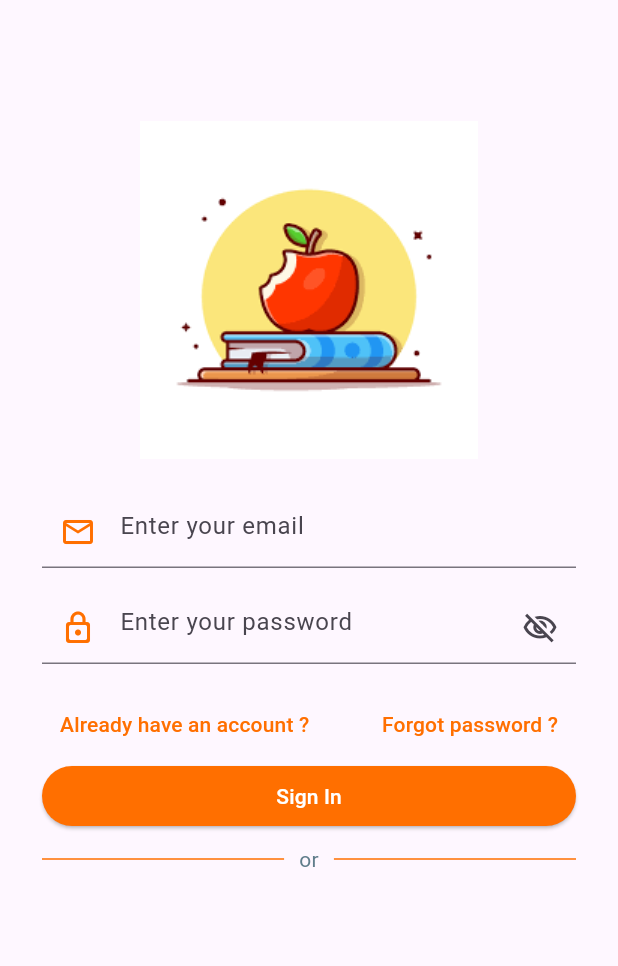
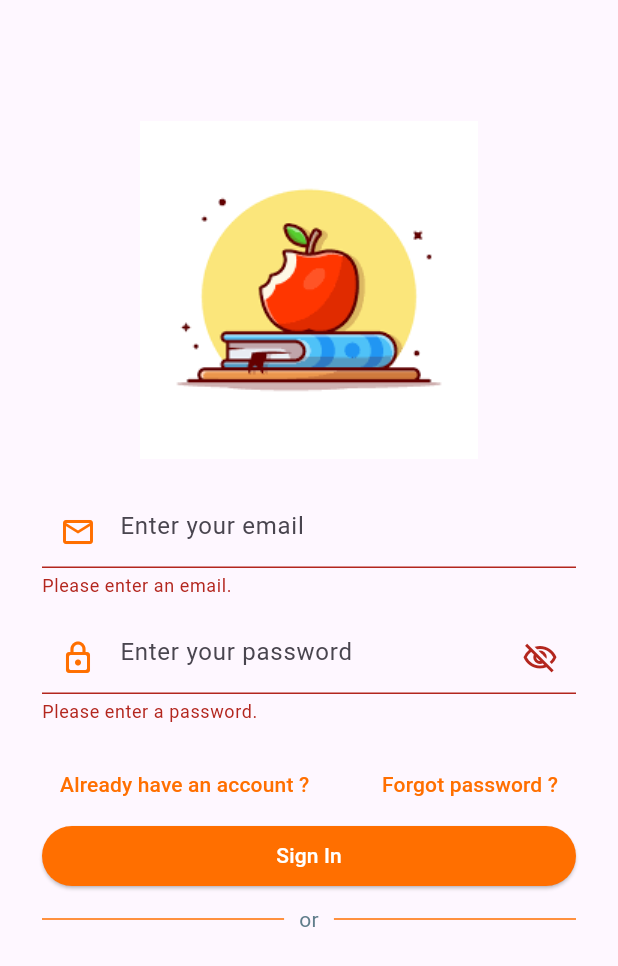
Before and after one commit to AkifhanIlgaz/oxford-vocabulary-app, a Flutter app: the screen it shows after launch, after a tap on "Sign In", on a phone screen of 412 x 824 dp. Shown: the top 966 px of the screen. Run offline on Flutter 3.47's test engine with Material 3 defaults, Android fonts, the phone set to English and light mode, and no system bars; our stand-ins replace email_validator, firebase_auth, firebase_core; accounts and stored records are empty; generated files the repository leaves out were written again; network calls fail.

Commit message:
create custom snackbar

```diff
--- a/lib/main.dart
+++ b/lib/main.dart
@@ -61,3 +61,7 @@ class ProjectColors {
 class ProjectPaddings {
   static const ScreenHorizontalPadding = EdgeInsets.symmetric(horizontal: 28);
 }
+
+class ProjectRadiuses {
+  static const SnackBarRadius = const Radius.circular(20);
+}
--- a/lib/screens/signin.dart
+++ b/lib/screens/signin.dart
@@ -1,9 +1,11 @@
+import 'package:firebase_auth/firebase_auth.dart';
 import 'package:flutter/material.dart';
 import 'package:oxford_vocabulary_app/main.dart';
 import 'package:oxford_vocabulary_app/widgets/auth/buttons/submit.dart';
-import 'package:oxford_vocabulary_app/widgets/horizontal_line_with_text.dart';
 import 'package:oxford_vocabulary_app/widgets/auth/input/email.dart';
 import 'package:oxford_vocabulary_app/widgets/auth/input/password.dart';
+import 'package:oxford_vocabulary_app/widgets/horizontal_line_with_text.dart';
+import 'package:oxford_vocabulary_app/widgets/snackbar.dart';
 
 class SigninScreen extends StatefulWidget {
   const SigninScreen({super.key});
@@ -30,7 +32,33 @@ class _SigninScreenState extends State<SigninScreen> {
     });
   }
 
-  void onSubmit() {}
+  void onSubmit() async {
+    _formKey.currentState!.validate();
+    _formKey.currentState!.save();
+
+    try {
+      final userCredentials = await FirebaseAuth.instance
+          .signInWithEmailAndPassword(email: _email, password: _password);
+    } on FirebaseAuthException catch (e) {
+      var snackBarContent = "";
+
+      if (e.code == "user-not-found") {
+        snackBarContent = "User not found!";
+      } else if (e.code == "wrong-password") {
+        snackBarContent = "Wrong password!";
+      }
+
+      if (!mounted) {
+        return;
+      }
+
+      if (snackBarContent.isNotEmpty) {
+        ScaffoldMessenger.of(context).clearSnackBars();
+        ScaffoldMessenger.of(context)
+            .showSnackBar(CustomSnackBar(content: snackBarContent));
+      }
+    }
+  }
 
   @override
   Widget build(BuildContext context) {
@@ -38,7 +66,8 @@ class _SigninScreenState extends State<SigninScreen> {
 
     return Scaffold(
       appBar: AppBar(),
-      body: Form(
+      body: SingleChildScrollView(
+        child: Form(
           key: _formKey,
           child: Padding(
             padding: ProjectPaddings.ScreenHorizontalPadding,
@@ -94,6 +123,7 @@ class _SigninScreenState extends State<SigninScreen> {
             ),
           ),
         ),
+      ),
     );
   }
 
--- a/lib/widgets/auth/input/password.dart
+++ b/lib/widgets/auth/input/password.dart
@@ -42,7 +42,7 @@ class _AuthPasswordInputState extends State<AuthPasswordInput> {
           keyboardType: TextInputType.text,
           validator: (password) {
             if (password == null || password.trim().isEmpty) {
-              return "Please enter a password";
+              return "Please enter a password.";
             }
           },
           onSaved: (value) {
--- /dev/null
+++ b/lib/widgets/snackbar.dart
@@ -0,0 +1,18 @@
+import 'package:flutter/material.dart';
+import 'package:oxford_vocabulary_app/main.dart';
+
+SnackBar CustomSnackBar({
+  required String content,
+  Duration duration = const Duration(seconds: 3),
+}) {
+  return SnackBar(
+    content: Text(content),
+    backgroundColor: const Color.fromARGB(255, 134, 29, 22),
+    shape: const RoundedRectangleBorder(
+      borderRadius: BorderRadius.vertical(
+        top: ProjectRadiuses.SnackBarRadius,
+      ),
+    ),
+    duration: duration,
+  );
+}
```
Lines whose indentation alone changed are shown as unchanged.
